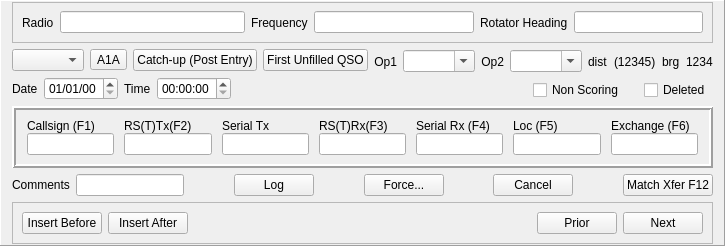
The window that mqt/MqtLogger/qsologframe.ui (zsteva/backup-minos2) describes before a commit, drawn with Qt 5.
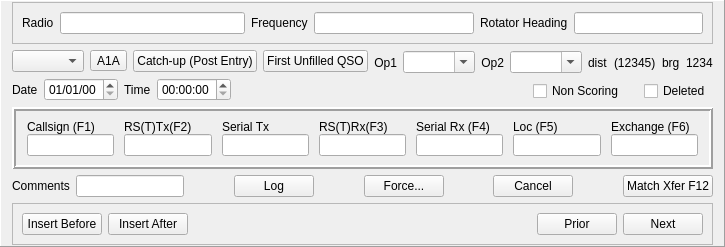
The same window after the commit.

```diff
--- a/mqt/MqtLogger/qsologframe.ui
+++ b/mqt/MqtLogger/qsologframe.ui
@@ -7,7 +7,7 @@
     <x>0</x>
     <y>0</y>
     <width>690</width>
-    <height>246</height>
+    <height>247</height>
    </rect>
   </property>
   <property name="windowTitle">
```
Left out of the diff: 6 changed lines with no effect on the pictures.
